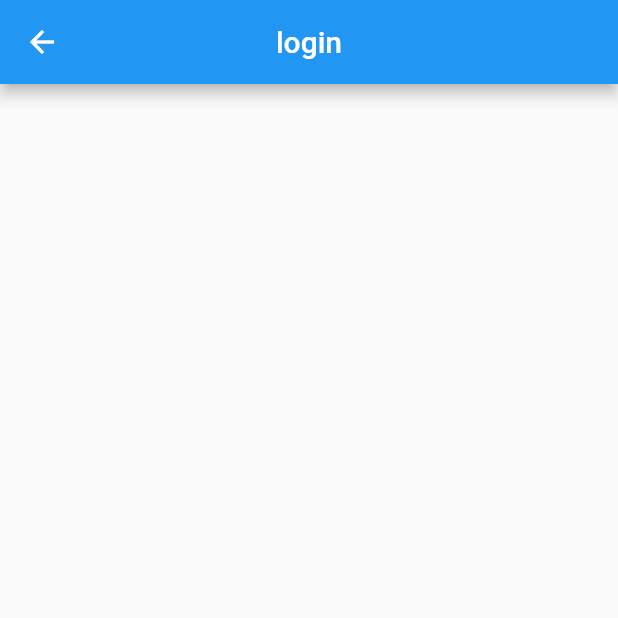
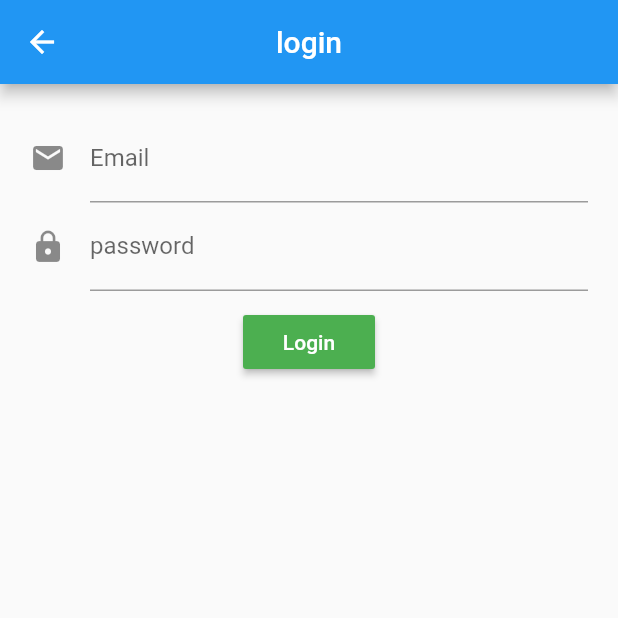
Before and after one commit to NipuniKodithuwakku/Todo-list-RTDB-firebase, a Flutter app: the screen it shows after launch, after a tap on "Login", on a phone screen of 412 x 824 dp, the top half of it. Run offline on Flutter 3.47's test engine with Material 2 defaults, Android fonts, the phone set to English and light mode, and no system bars.

```diff
--- a/lib/src/screens/login_Page.dart
+++ b/lib/src/screens/login_Page.dart
@@ -7,12 +7,57 @@ class LoginPage extends StatefulWidget {
 }
 
 class LoginPageState extends State<LoginPage> {
+  emailField() {
+    return TextFormField(
+      decoration: InputDecoration(
+        labelText: 'Email',
+        hintText: 'you@example.com',
+        icon: Icon(Icons.email),
+      ),
+    );
+  }
+
+  passwordField() {
+    return TextFormField(
+      obscureText: true,
+      decoration: InputDecoration(
+        labelText: 'password',
+        hintText: 'password',
+        icon: Icon(Icons.lock),
+      ),
+    );
+  }
+
   Widget build(context) {
     return Scaffold(
       appBar: AppBar(
         centerTitle: true,
         title: Text('login'),
       ),
+      body: Container(
+        margin: EdgeInsets.all(20.0),
+        child: Column(
+          children: [
+            emailField(),
+            passwordField(),
+            SizedBox(height: 10.0),
+            submitButton(),
+          ],
+        ),
+      ),
+    );
+  }
+
+  submitButton() {
+    return RaisedButton(
+      onPressed: () {},
+      child: Text(
+        'Login',
+        style: TextStyle(
+          color: Colors.white,
+        ),
+      ),
+      color: Colors.green,
     );
   }
 }
```
